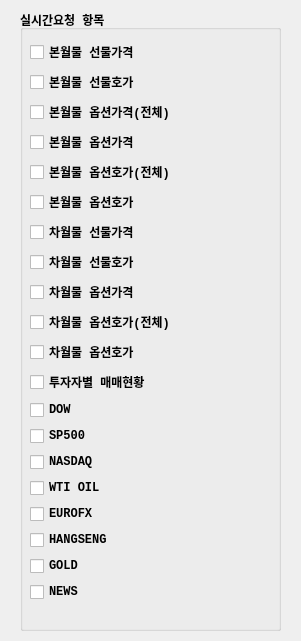
First picture: the form in UI/realtimeitem.ui, repository skygoldfish/SkyBot, before the edit.
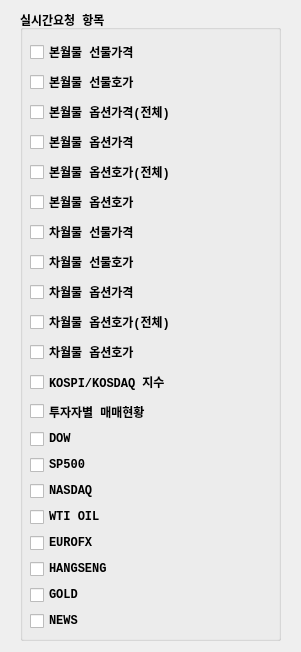
Second picture: the form after the edit.

Diff of the .ui file:
```diff
--- a/UI/realtimeitem.ui
+++ b/UI/realtimeitem.ui
@@ -7,7 +7,7 @@
     <x>0</x>
     <y>0</y>
     <width>301</width>
-    <height>641</height>
+    <height>652</height>
    </rect>
   </property>
   <property name="windowTitle">
@@ -19,7 +19,7 @@
      <x>20</x>
      <y>10</y>
      <width>261</width>
-     <height>621</height>
+     <height>631</height>
     </rect>
    </property>
    <property name="font">
@@ -40,8 +40,8 @@
      <rect>
       <x>10</x>
       <y>30</y>
-      <width>245</width>
-      <height>581</height>
+      <width>241</width>
+      <height>591</height>
      </rect>
     </property>
     <layout class="QVBoxLayout" name="verticalLayout">
@@ -199,6 +199,20 @@
        </property>
       </widget>
      </item>
+     <item>
+      <widget class="QCheckBox" name="checkBox_kospi_kosdaq">
+       <property name="font">
+        <font>
+         <family>Consolas</family>
+         <weight>75</weight>
+         <bold>true</bold>
+        </font>
+       </property>
+       <property name="text">
+        <string>KOSPI/KOSDAQ 지수</string>
+       </property>
+      </widget>
+     </item>
      <item>
       <widget class="QCheckBox" name="checkBox_supply_demand">
        <property name="font">
```
